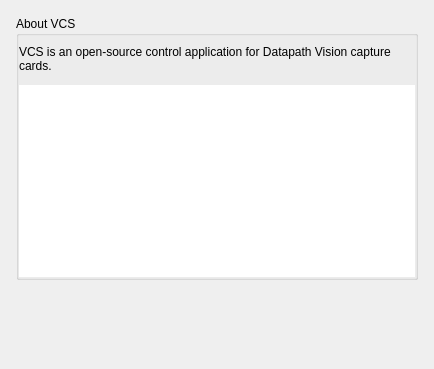
First picture: the form in src/display/qt/windows/ControlPanel/AboutVCS.ui, repository mrehkopf/vcs, before the edit.
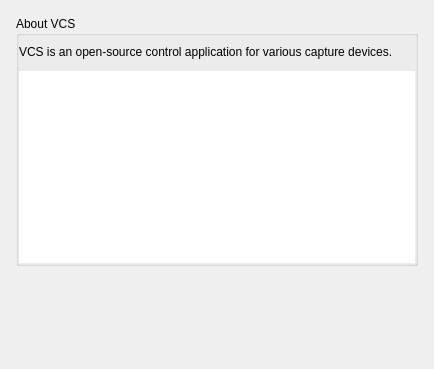
Second picture: the form after the edit. Custom widgets are drawn as their Qt base class.

Commit message: ui/control-panel: Tweak wording in About dialog

The edit to the form file:
```diff
--- a/src/display/qt/windows/ControlPanel/AboutVCS.ui
+++ b/src/display/qt/windows/ControlPanel/AboutVCS.ui
@@ -68,7 +68,7 @@
          </sizepolicy>
         </property>
         <property name="text">
-         <string>VCS is an open-source control application for Datapath Vision capture cards.</string>
+         <string>VCS is an open-source control application for various capture devices.</string>
         </property>
         <property name="alignment">
          <set>Qt::AlignLeading|Qt::AlignLeft|Qt::AlignVCenter</set>
```
